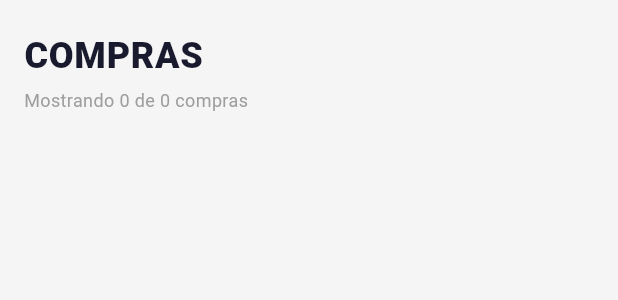
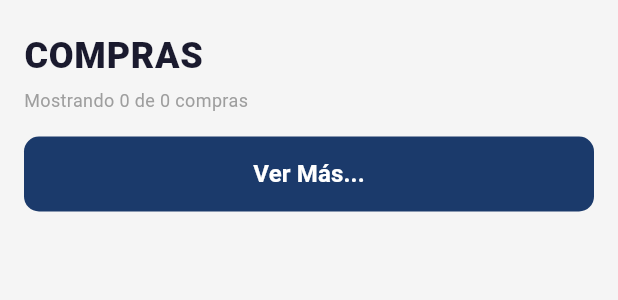
Before and after one commit to Yorman4312/examen_movil, a Flutter app: the ComprasPage widget shown alone on an empty page, opened directly with empty values, on a phone screen of 412 x 824 dp. Shown: the top 300 px of the screen. Run offline on Flutter 3.47's test engine with Material 3 defaults, Android fonts, the phone set to English and light mode, and no system bars; our stand-ins replace google_fonts.

Commit message:
Movil completadoo

```diff
--- a/lib/compras/pages/compras_pages.dart
+++ b/lib/compras/pages/compras_pages.dart
@@ -46,12 +46,45 @@ class ComprasPage extends StatelessWidget {
             ),
           ),
 
-          // — Lista de cards
+          // — Lista de cards + botón Ver Más
           Expanded(
             child: ListView.builder(
               padding: const EdgeInsets.only(bottom: 16),
-              itemCount: compras.length,
+              itemCount: compras.length + 1, // — +1 para el botón al final
               itemBuilder: (context, index) {
+                // — Último ítem: botón Ver Más
+                if (index == compras.length) {
+                  return Padding(
+                    padding: const EdgeInsets.fromLTRB(16, 4, 16, 8),
+                    child: SizedBox(
+                      width: double.infinity,
+                      height: 50,
+                      child: ElevatedButton(
+                        onPressed: () {
+                          // TODO: implementar paginación
+                        },
+                        style: ElevatedButton.styleFrom(
+                          backgroundColor: const Color(0xFF1B3A6B),
+                          foregroundColor: Colors.white,
+                          elevation: 0,
+                          shape: RoundedRectangleBorder(
+                            borderRadius: BorderRadius.circular(10),
+                          ),
+                        ),
+                        child: const Text(
+                          'Ver Más...',
+                          style: TextStyle(
+                            fontSize: 16,
+                            fontWeight: FontWeight.w600,
+                            color: Colors.white,
+                          ),
+                        ),
+                      ),
+                    ),
+                  );
+                }
+
+                // — Cards normales
                 final compra = compras[index];
                 return CompraCard(
                   proveedor: compra.proveedor,
```
